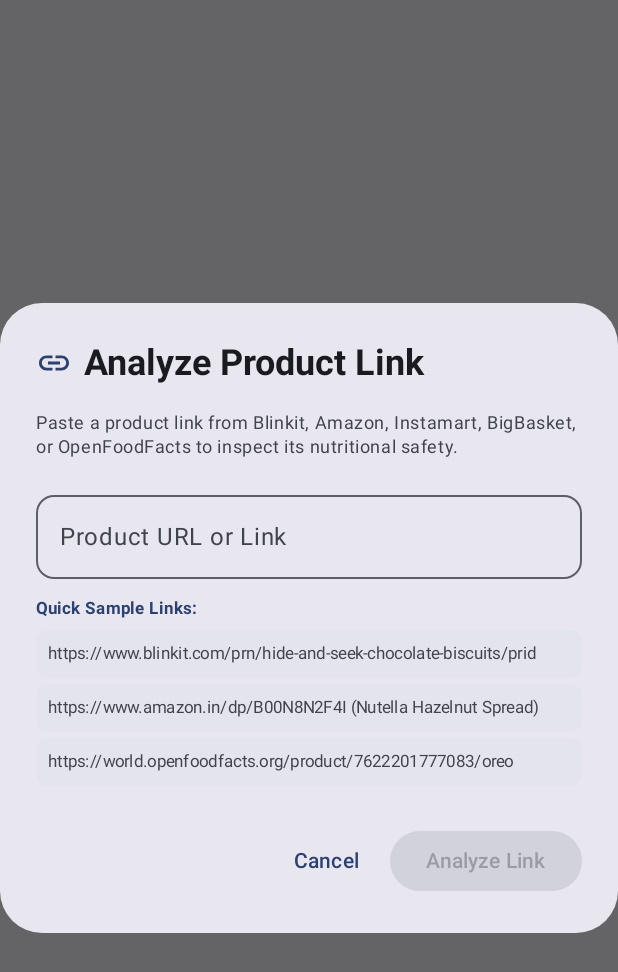
After one commit to hellacious18/NutriLensGuard, an Android app built with Jetpack Compose: the composable ProductLinkDialog shown on its own in the app's theme, on a phone screen of 412 x 824 dp. The commit adds this screen. Shown: the top 972 px of the screen. Run offline under Robolectric (Android 15) with nearby library versions, the light colour scheme and no system bars; 1 statement that could not run was skipped.

Commit message:
Added CameraX live scanning, offline AI text recognition (ML Kit OCR), gallery photo analysis, and product link input to NutriLens Guard.

```diff
--- a/app/src/main/AndroidManifest.xml
+++ b/app/src/main/AndroidManifest.xml
@@ -3,6 +3,9 @@
 
     <!-- Enable Network Access for API calls -->
     <uses-permission android:name="android.permission.INTERNET" />
+    <!-- Camera permission for CameraX OCR scanning -->
+    <uses-permission android:name="android.permission.CAMERA" />
+    <uses-feature android:name="android.hardware.camera" android:required="false" />
 
     <application
         android:allowBackup="true"
--- /dev/null
+++ b/app/src/main/java/com/nutrilens/guard/ProductLinkDialog.kt
@@ -0,0 +1,108 @@
+package com.nutrilens.guard
+
+import androidx.compose.foundation.clickable
+import androidx.compose.foundation.layout.*
+import androidx.compose.foundation.shape.RoundedCornerShape
+import androidx.compose.material.icons.Icons
+import androidx.compose.material.icons.filled.Link
+import androidx.compose.material.icons.filled.ShoppingCart
+import androidx.compose.material3.*
+import androidx.compose.runtime.*
+import androidx.compose.ui.Alignment
+import androidx.compose.ui.Modifier
+import androidx.compose.ui.text.font.FontWeight
+import androidx.compose.ui.unit.dp
+import androidx.compose.ui.unit.sp
+
+@Composable
+fun ProductLinkDialog(
+    onDismiss: () -> Unit,
+    onSubmitLink: (url: String) -> Unit
+) {
+    var urlText by remember { mutableStateOf("") }
+
+    val sampleLinks = listOf(
+        "https://www.blinkit.com/prn/hide-and-seek-chocolate-biscuits/prid/123",
+        "https://www.amazon.in/dp/B00N8N2F4I (Nutella Hazelnut Spread)",
+        "https://world.openfoodfacts.org/product/7622201777083/oreo"
+    )
+
+    AlertDialog(
+        onDismissRequest = onDismiss,
+        title = {
+            Row(verticalAlignment = Alignment.CenterVertically) {
+                Icon(
+                    imageVector = Icons.Default.Link,
+                    contentDescription = null,
+                    tint = MaterialTheme.colorScheme.primary
+                )
+                Spacer(modifier = Modifier.width(8.dp))
+                Text("Analyze Product Link", fontWeight = FontWeight.Bold)
+            }
+        },
+        text = {
+            Column(modifier = Modifier.fillMaxWidth()) {
+                Text(
+                    "Paste a product link from Blinkit, Amazon, Instamart, BigBasket, or OpenFoodFacts to inspect its nutritional safety.",
+                    style = MaterialTheme.typography.bodySmall,
+                    color = MaterialTheme.colorScheme.onSurfaceVariant
+                )
+                Spacer(modifier = Modifier.height(16.dp))
+
+                OutlinedTextField(
+                    value = urlText,
+                    onValueChange = { urlText = it },
+                    label = { Text("Product URL or Link") },
+                    placeholder = { Text("https://...") },
+                    modifier = Modifier.fillMaxWidth(),
+                    shape = RoundedCornerShape(12.dp),
+                    singleLine = true
+                )
+
+                Spacer(modifier = Modifier.height(12.dp))
+                Text(
+                    "Quick Sample Links:",
+                    style = MaterialTheme.typography.labelSmall,
+                    fontWeight = FontWeight.Bold,
+                    color = MaterialTheme.colorScheme.primary
+                )
+                Spacer(modifier = Modifier.height(4.dp))
+                sampleLinks.forEach { sample ->
+                    Surface(
+                        shape = RoundedCornerShape(8.dp),
+                        color = MaterialTheme.colorScheme.surfaceVariant.copy(alpha = 0.5f),
+                        modifier = Modifier
+                            .fillMaxWidth()
+                            .padding(vertical = 2.dp)
+                            .clickable { urlText = sample.substringBefore(" (") }
+                    ) {
+                        Text(
+                            text = sample,
+                            fontSize = 11.sp,
+                            maxLines = 1,
+                            color = MaterialTheme.colorScheme.onSurfaceVariant,
+                            modifier = Modifier.padding(horizontal = 8.dp, vertical = 6.dp)
+                        )
+                    }
+                }
+            }
+        },
+        confirmButton = {
+            Button(
+                onClick = {
+                    if (urlText.isNotBlank()) {
+                        onSubmitLink(urlText.trim())
+                    }
+                },
+                enabled = urlText.isNotBlank()
+            ) {
+                Text("Analyze Link")
+            }
+        },
+        dismissButton = {
+            TextButton(onClick = onDismiss) {
+                Text("Cancel")
+            }
+        }
+    )
+}
```
Also changed, not shown: app/src/main/java/com/nutrilens/guard/CameraScannerView.kt (added, +331 -0 lines), app/src/main/java/com/nutrilens/guard/FoodOcrAnalyzer.kt (added, +104 -0 lines), app/src/main/java/com/nutrilens/guard/ScanContract.kt (+7 -1 lines), app/src/main/java/com/nutrilens/guard/ScanScreen.kt (+100 -6 lines), app/src/main/java/com/nutrilens/guard/ScanViewModel.kt (+35 -4 lines).
